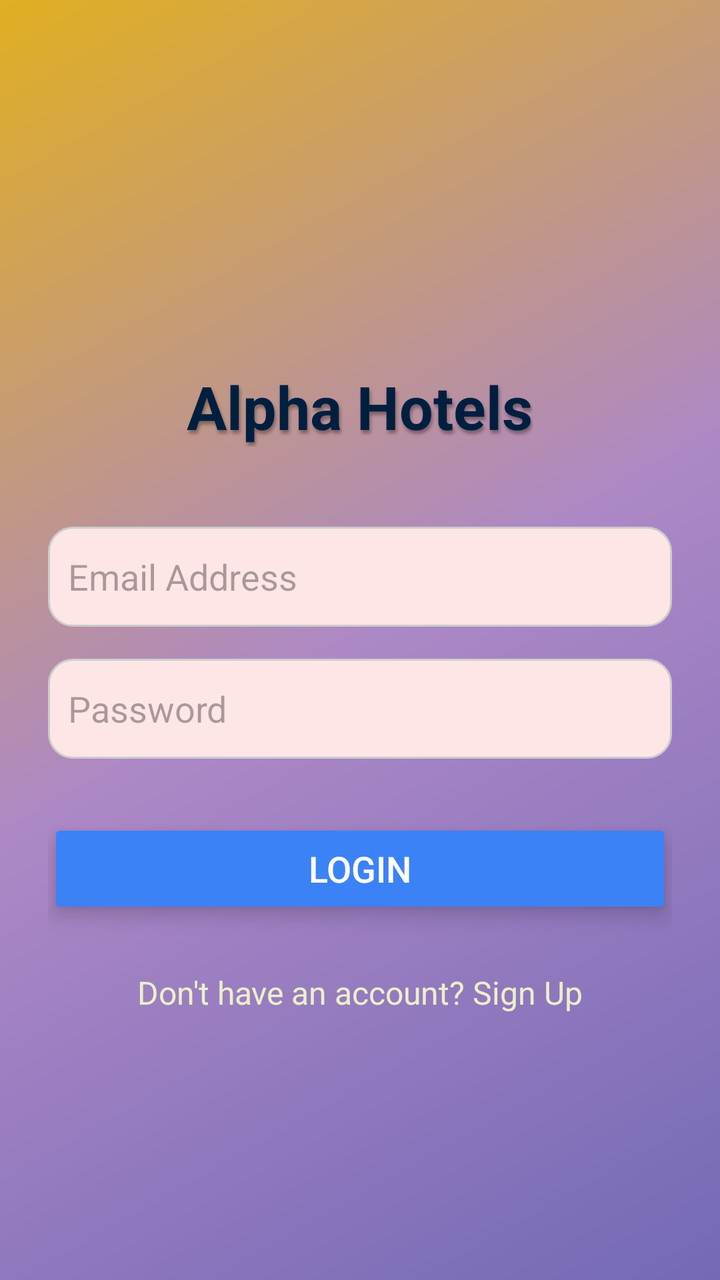
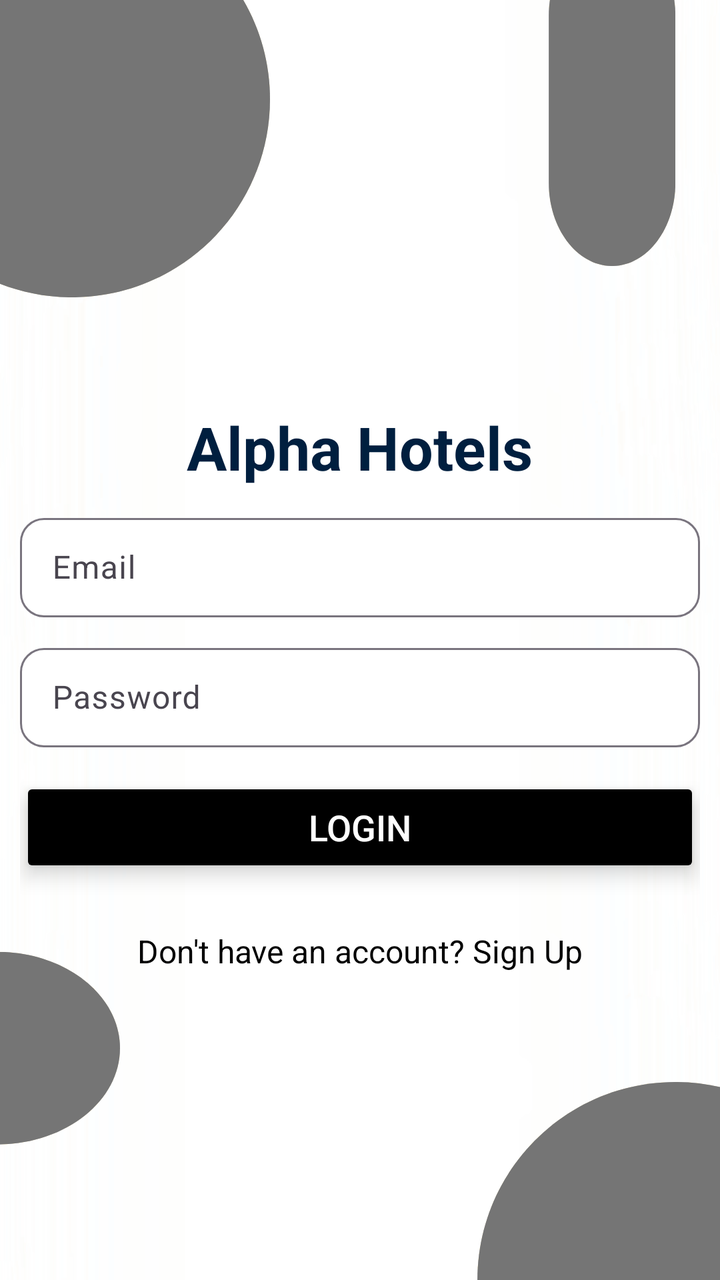

Before-and-after screenshots of an Android layout around one commit, followed by the original layout XML and the change that was made.
<!-- AndroidManifest.xml: application theme Theme.MyApplication -->
<!-- res/layout/activity_login.xml -->
<?xml version="1.0" encoding="utf-8"?>
<LinearLayout
    xmlns:android="http://schemas.android.com/apk/res/android"
    android:layout_width="match_parent"
    android:layout_height="match_parent"
    android:orientation="vertical"
    android:gravity="center"
    android:padding="24dp"
    android:background="@drawable/background_gradient">

    <TextView
        android:layout_width="wrap_content"
        android:layout_height="wrap_content"
        android:text="Alpha Hotels"
        android:textSize="30sp"
        android:textStyle="bold"
        android:textColor="#001F3F"
        android:layout_gravity="center_horizontal"
        android:layout_marginTop="50dp"
        android:shadowColor="#55000000"
        android:shadowDx="2"
        android:shadowDy="5"
        android:shadowRadius="4" />


    <EditText
        android:id="@+id/emailLogin"
        android:layout_width="match_parent"
        android:layout_height="50dp"
        android:hint="Email Address"
        android:inputType="textEmailAddress"
        android:layout_marginTop="40dp"
        android:padding="10dp"
        android:background="@drawable/edittext_background" />

    <EditText
        android:id="@+id/passwordLogin"
        android:layout_width="match_parent"
        android:layout_height="50dp"
        android:hint="Password"
        android:inputType="textPassword"
        android:layout_marginTop="16dp"
        android:padding="10dp"
        android:background="@drawable/edittext_background" />

    <Button
        android:id="@+id/loginBtn"
        android:layout_width="match_parent"
        android:layout_height="50dp"
        android:text="Login"
        android:textSize="18sp"
        android:textColor="#FFFFFF"
        android:backgroundTint="#3B82F6"
        android:layout_marginTop="30dp"
        android:layout_marginBottom="10dp"
        android:elevation="8dp"
        android:translationZ="4dp" />


    <TextView
        android:id="@+id/signupLink"
        android:layout_width="wrap_content"
        android:layout_height="wrap_content"
        android:text="Don't have an account? Sign Up"
        android:textColor="#ECEFCA"
        android:textSize="16sp"
        android:layout_gravity="center_horizontal"
        android:layout_marginTop="16dp" />

</LinearLayout>
<!-- resources referenced by this layout -->
<resources>
  <!-- drawable background_gradient (drawable) -->
  <?xml version="1.0" encoding="utf-8"?>
  <shape xmlns:android="http://schemas.android.com/apk/res/android"
      android:shape="rectangle">
  
      <gradient
          xmlns:android="http://schemas.android.com/apk/res/android"
          android:angle="135"
          android:startColor="#7469B6"
          android:centerColor="#AD88C6"
          android:endColor="#E1AF21"
          android:type="linear" />
  
  </shape>
  <!-- drawable edittext_background (drawable) -->
  <shape xmlns:android="http://schemas.android.com/apk/res/android" android:shape="rectangle">
      <solid android:color="#fFE6E6" />
      <corners android:radius="12dp" />
      <stroke android:width="1dp" android:color="#CCCCCC" />
  </shape>
  <style name="Theme.MyApplication" parent="Base.Theme.MyApplication" />
  <style name="Base.Theme.MyApplication" parent="Theme.Material3.DayNight.NoActionBar">
          
          
      </style>
</resources>

<!-- the commit's change to res/layout/activity_login.xml (unified diff, before → after) -->
@@ -1,47 +1,67 @@
 <?xml version="1.0" encoding="utf-8"?>
-<LinearLayout
-    xmlns:android="http://schemas.android.com/apk/res/android"
+<LinearLayout xmlns:android="http://schemas.android.com/apk/res/android"
     android:layout_width="match_parent"
     android:layout_height="match_parent"
+    xmlns:app="http://schemas.android.com/apk/res-auto"
     android:orientation="vertical"
     android:gravity="center"
-    android:padding="24dp"
-    android:background="@drawable/background_gradient">
+    android:padding="10dp"
+    android:background="@drawable/login_dark">
 
     <TextView
         android:layout_width="wrap_content"
         android:layout_height="wrap_content"
-        android:text="Alpha Hotels"
+        android:text="@string/alpha_hotels"
         android:textSize="30sp"
         android:textStyle="bold"
         android:textColor="#001F3F"
         android:layout_gravity="center_horizontal"
-        android:layout_marginTop="50dp"
-        android:shadowColor="#55000000"
-        android:shadowDx="2"
-        android:shadowDy="5"
-        android:shadowRadius="4" />
+        android:layout_marginTop="50dp" />
+
+    
+    <com.google.android.material.textfield.TextInputLayout
+
+        android:layout_width="match_parent"
+        android:layout_height="55dp"
+        android:layout_marginTop="10dp"
+        app:boxBackgroundMode="outline"
+        app:boxCornerRadiusBottomEnd="12dp"
+        app:boxCornerRadiusTopEnd="12dp"
+        app:boxCornerRadiusBottomStart="12dp"
+        app:boxCornerRadiusTopStart="12dp"
+        app:boxBackgroundColor="@color/white"
+        android:hint="@string/email">
+
+        <com.google.android.material.textfield.TextInputEditText
+            android:id="@+id/emailLogin"
+            android:inputType="textEmailAddress"
+            android:layout_width="match_parent"
+            android:layout_height="wrap_content"/>
+
+    </com.google.android.material.textfield.TextInputLayout>
 
 
-    <EditText
-        android:id="@+id/emailLogin"
+    
+    <com.google.android.material.textfield.TextInputLayout
+
         android:layout_width="match_parent"
-        android:layout_height="50dp"
-        android:hint="Email Address"
-        android:inputType="textEmailAddress"
-        android:layout_marginTop="40dp"
-        android:padding="10dp"
-        android:background="@drawable/edittext_background" />
+        android:layout_height="55dp"
+        android:layout_marginTop="10dp"
+        app:boxBackgroundMode="outline"
+        app:boxCornerRadiusBottomEnd="12dp"
+        app:boxCornerRadiusTopEnd="12dp"
+        app:boxCornerRadiusBottomStart="12dp"
+        app:boxCornerRadiusTopStart="12dp"
+        app:boxBackgroundColor="@color/white"
+        android:hint="@string/password">
 
-    <EditText
-        android:id="@+id/passwordLogin"
-        android:layout_width="match_parent"
-        android:layout_height="50dp"
-        android:hint="Password"
-        android:inputType="textPassword"
-        android:layout_marginTop="16dp"
-        android:padding="10dp"
-        android:background="@drawable/edittext_background" />
+        <com.google.android.material.textfield.TextInputEditText
+            android:id="@+id/passwordLogin"
+            android:inputType="textPassword"
+            android:layout_width="match_parent"
+            android:layout_height="wrap_content"/>
+
+    </com.google.android.material.textfield.TextInputLayout>
 
     <Button
         android:id="@+id/loginBtn"
@@ -50,8 +70,8 @@
         android:text="Login"
         android:textSize="18sp"
         android:textColor="#FFFFFF"
-        android:backgroundTint="#3B82F6"
-        android:layout_marginTop="30dp"
+        android:backgroundTint="@color/black"
+        android:layout_marginTop="15dp"
         android:layout_marginBottom="10dp"
         android:elevation="8dp"
         android:translationZ="4dp" />
@@ -62,7 +82,7 @@
         android:layout_width="wrap_content"
         android:layout_height="wrap_content"
         android:text="Don't have an account? Sign Up"
-        android:textColor="#ECEFCA"
+        android:textColor="@color/black"
         android:textSize="16sp"
         android:layout_gravity="center_horizontal"
         android:layout_marginTop="16dp" />
<!-- resource entries referenced after the edit -->
@@ -1,29 +1,10 @@
 <!-- resources referenced by this layout -->
 <resources>
-  <!-- drawable background_gradient (drawable) -->
-  <?xml version="1.0" encoding="utf-8"?>
-  <shape xmlns:android="http://schemas.android.com/apk/res/android"
-      android:shape="rectangle">
-  
-      <gradient
-          xmlns:android="http://schemas.android.com/apk/res/android"
-          android:angle="135"
-          android:startColor="#7469B6"
-          android:centerColor="#AD88C6"
-          android:endColor="#E1AF21"
-          android:type="linear" />
-  
-  </shape>
-  <!-- drawable edittext_background (drawable) -->
-  <shape xmlns:android="http://schemas.android.com/apk/res/android" android:shape="rectangle">
-      <solid android:color="#fFE6E6" />
-      <corners android:radius="12dp" />
-      <stroke android:width="1dp" android:color="#CCCCCC" />
-  </shape>
-  <style name="Theme.MyApplication" parent="Base.Theme.MyApplication" />
-  <style name="Base.Theme.MyApplication" parent="Theme.Material3.DayNight.NoActionBar">
-          
-          
-      </style>
+  <color name="black">#FF000000</color>
+  <color name="white">#FFFFFFFF</color>
+  <!-- drawable login_dark: png bitmap (drawable, 50288 bytes) -->
+  <string name="alpha_hotels">Alpha Hotels</string>
+  <string name="email">Email</string>
+  <string name="password">Password</string>
 </resources>
 
